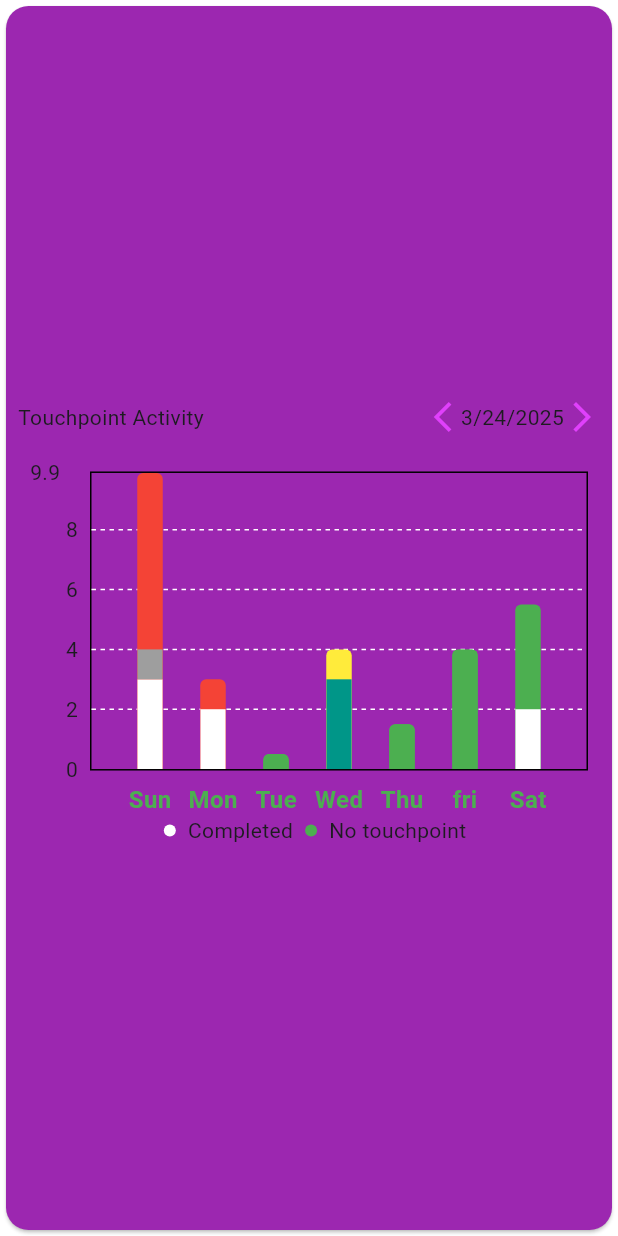
After one commit to MdAbuessa/Essential-Code, a Flutter app: the screen it shows after launch, after a tap on "Chart Page", on a phone screen of 412 x 824 dp. The commit adds this screen. Run offline on Flutter 3.47's test engine with Material 3 defaults, Android fonts, the phone set to English and light mode, and no system bars; drawn by our look-alikes of fl_chart; our stand-ins replace percent_indicator.

Commit message:
added chart

```diff
--- /dev/null
+++ b/lib/chart_screen.dart
@@ -0,0 +1,296 @@
+import 'package:fl_chart/fl_chart.dart';
+
+import 'package:flutter/material.dart';
+
+class BarChartSample4 extends StatefulWidget {
+  BarChartSample4({super.key});
+
+  final Color dark = Colors.black;
+  final Color normal = Colors.green;
+  final Color light = Colors.red;
+
+  @override
+  State<StatefulWidget> createState() => BarChartSample4State();
+}
+
+class BarChartSample4State extends State<BarChartSample4> {
+  Widget bottomTitles(double value, TitleMeta meta) {
+    TextStyle style = TextStyle(
+      color: Colors.green,
+      fontSize: 16,
+      fontWeight: FontWeight.bold,
+    );
+    String text;
+    switch (value.toInt()) {
+      case 0:
+        text = 'Sun';
+        break;
+      case 1:
+        text = 'Mon';
+        break;
+      case 2:
+        text = 'Tue';
+        break;
+      case 3:
+        text = 'Wed';
+        break;
+      case 4:
+        text = 'Thu';
+      case 5:
+        text = 'fri';
+      case 6:
+        text = 'Sat';
+        break;
+      default:
+        text = '';
+        break;
+    }
+    return SideTitleWidget(meta: meta, child: Text(text, style: style));
+  }
+
+  Widget leftTitles(double value, TitleMeta meta) {
+    if (value == meta.max) {
+      return Text('${value}');
+    }
+
+    return SideTitleWidget(meta: meta, child: Text(meta.formattedValue));
+  }
+
+  @override
+  Widget build(BuildContext context) {
+    return Card(
+      color: Colors.purple,
+      shape: RoundedRectangleBorder(borderRadius: BorderRadius.circular(15)),
+
+      child: Column(
+        //crossAxisAlignment: CrossAxisAlignment.center,
+        mainAxisAlignment: MainAxisAlignment.center,
+        children: [
+          Padding(
+            padding: EdgeInsets.all(8.0),
+            child: Row(
+              mainAxisAlignment: MainAxisAlignment.spaceBetween,
+              children: [
+                Text('Touchpoint Activity', textAlign: TextAlign.center),
+                Row(
+                  children: [
+                    Icon(
+                      Icons.arrow_back_ios_new_outlined,
+                      color: Colors.purpleAccent,
+                    ),
+                    Text('3/24/2025', textAlign: TextAlign.center),
+                    Icon(
+                      Icons.arrow_forward_ios_outlined,
+                      color: Colors.purpleAccent,
+                    ),
+                  ],
+                ),
+              ],
+            ),
+          ),
+          AspectRatio(
+            aspectRatio: 1.66,
+            child: Padding(
+              padding: const EdgeInsets.only(top: 16, right: 16, left: 16),
+              child: LayoutBuilder(
+                builder: (context, constraints) {
+                  final barsSpace = 4.0 * constraints.maxWidth / 400;
+                  final barsWidth = 8.0 * constraints.maxWidth / 400;
+                  return BarChart(
+                    BarChartData(
+                      alignment: BarChartAlignment.center,
+                      barTouchData: BarTouchData(enabled: true),
+                      borderData: FlBorderData(
+                        show: true, // Show the border completely
+                      ),
+                      titlesData: FlTitlesData(
+                        show: true,
+                        bottomTitles: AxisTitles(
+                          sideTitles: SideTitles(
+                            showTitles: true,
+                            reservedSize: 28,
+                            getTitlesWidget: bottomTitles,
+                          ),
+                        ),
+                        leftTitles: AxisTitles(
+                          sideTitles: SideTitles(
+                            showTitles: true,
+                            reservedSize: 40,
+                            getTitlesWidget: leftTitles,
+                          ),
+                        ),
+                        topTitles: const AxisTitles(
+                          sideTitles: SideTitles(showTitles: false),
+                        ),
+                        rightTitles: const AxisTitles(
+                          sideTitles: SideTitles(showTitles: false),
+                        ),
+                      ),
+                      gridData: FlGridData(
+                        show: true,
+                        checkToShowHorizontalLine:
+                            (value) => true, // Show line for every value
+                        getDrawingHorizontalLine:
+                            (value) => FlLine(
+                              color: Colors.white.withValues(alpha: 1),
+                              strokeWidth: 1,
+                              dashArray: [
+                                3,
+                                3,
+                              ], // Defines a dashed pattern (5px dash, 5px gap)
+                            ),
+                        drawVerticalLine: false,
+                      ),
+                      // borderData: FlBorderData(
+                      //   show: false,
+                      // ),
+                      groupsSpace: 25,
+                      barGroups: getData(17, barsSpace),
+                    ),
+                  );
+                },
+              ),
+            ),
+          ),
+          Row(
+            crossAxisAlignment: CrossAxisAlignment.center,
+            mainAxisAlignment: MainAxisAlignment.center,
+            children: [
+              Padding(
+                padding: const EdgeInsets.all(8.0),
+                child: CircleAvatar(radius: 4, backgroundColor: Colors.white),
+              ),
+              Text('Completed'),
+              SizedBox(height: 8),
+              Padding(
+                padding: const EdgeInsets.all(8.0),
+                child: CircleAvatar(radius: 4, backgroundColor: Colors.green),
+              ),
+              Text('No touchpoint'),
+            ],
+          ),
+        ],
+      ),
+    );
+  }
+
+  List<BarChartGroupData> getData(double barsWidth, double barsSpace) {
+    return [
+      BarChartGroupData(
+        x: 0,
+        barsSpace: 1000,
+        barRods: [
+          BarChartRodData(
+            color: Colors.red,
+            toY: 9.9,
+            rodStackItems: [
+              BarChartRodStackItem(0, 3, Colors.white),
+              BarChartRodStackItem(3, 4, Colors.grey),
+            ],
+            borderRadius: BorderRadius.only(
+              topLeft: Radius.circular(4),
+              topRight: Radius.circular(4),
+            ),
+            width: barsWidth,
+          ),
+        ],
+      ),
+      BarChartGroupData(
+        x: 1,
+        barsSpace: barsSpace,
+        barRods: [
+          BarChartRodData(
+            color: Colors.red,
+            toY: 3,
+            rodStackItems: [BarChartRodStackItem(0, 2, Colors.white)],
+            borderRadius: BorderRadius.only(
+              topLeft: Radius.circular(4),
+              topRight: Radius.circular(4),
+            ),
+            width: barsWidth,
+          ),
+        ],
+      ),
+      BarChartGroupData(
+        x: 2,
+        barsSpace: barsSpace,
+        barRods: [
+          BarChartRodData(
+            color: Colors.green,
+            toY: .5,
+            rodStackItems: [BarChartRodStackItem(0, 4, Colors.green)],
+            borderRadius: BorderRadius.only(
+              topLeft: Radius.circular(4),
+              topRight: Radius.circular(4),
+            ),
+            width: barsWidth,
+          ),
+        ],
+      ),
+      BarChartGroupData(
+        x: 3,
+        barsSpace: barsSpace,
+        barRods: [
+          BarChartRodData(
+            color: Colors.yellow,
+            toY: 4,
+            rodStackItems: [BarChartRodStackItem(0, 3, Colors.teal)],
+            borderRadius: BorderRadius.only(
+              topLeft: Radius.circular(4),
+              topRight: Radius.circular(4),
+            ),
+            width: barsWidth,
+          ),
+        ],
+      ),
+      BarChartGroupData(
+        x: 4,
+        barsSpace: barsSpace,
+        barRods: [
+          BarChartRodData(
+            color: Colors.green,
+            toY: 1.5,
+            rodStackItems: [BarChartRodStackItem(0, 4, Colors.green)],
+            borderRadius: BorderRadius.only(
+              topLeft: Radius.circular(4),
+              topRight: Radius.circular(4),
+            ),
+            width: barsWidth,
+          ),
+        ],
+      ),
+      BarChartGroupData(
+        x: 5,
+        barsSpace: barsSpace,
+        barRods: [
+          BarChartRodData(
+            color: Colors.green,
+            toY: 4,
+            rodStackItems: [BarChartRodStackItem(0, 4, Colors.green)],
+            borderRadius: BorderRadius.only(
+              topLeft: Radius.circular(4),
+              topRight: Radius.circular(4),
+            ),
+            width: barsWidth,
+          ),
+        ],
+      ),
+      BarChartGroupData(
+        x: 6,
+        barsSpace: barsSpace,
+        barRods: [
+          BarChartRodData(
+            color: Colors.green,
+            toY: 5.5,
+            rodStackItems: [BarChartRodStackItem(0, 2, Colors.white)],
+            borderRadius: BorderRadius.only(
+              topLeft: Radius.circular(4),
+              topRight: Radius.circular(4),
+            ),
+            width: barsWidth,
+          ),
+        ],
+      ),
+    ];
+  }
+}
--- a/lib/main.dart
+++ b/lib/main.dart
@@ -1,6 +1,7 @@
 import 'package:flutter/material.dart';
 import 'package:flutter/services.dart';
 import 'package:media_query/catagory_show.dart';
+import 'package:media_query/chart_screen.dart';
 import 'package:media_query/checkbox.dart';
 import 'package:media_query/container_color_change.dart';
 import 'package:media_query/container_inkwell.dart';
@@ -250,6 +251,17 @@ class _RegFormState extends State<RegForm> {
                 },
                 child: Text('Check  Box'),
               ),
+              SizedBox(height: 20),
+
+              ElevatedButton(
+                onPressed: () {
+                  Navigator.push(
+                    context,
+                    MaterialPageRoute(builder: (context) => BarChartSample4()),
+                  );
+                },
+                child: Text('Chart Page'),
+              ),
             ],
           ),
         ),
--- a/pubspec.yaml
+++ b/pubspec.yaml
@@ -37,6 +37,7 @@ dependencies:
   percent_indicator: ^4.2.4
 
   flutter_svg: ^2.0.17
+  fl_chart: ^0.70.2
 
 
 dev_dependencies:
```
Also changed, not shown: pubspec.lock.
